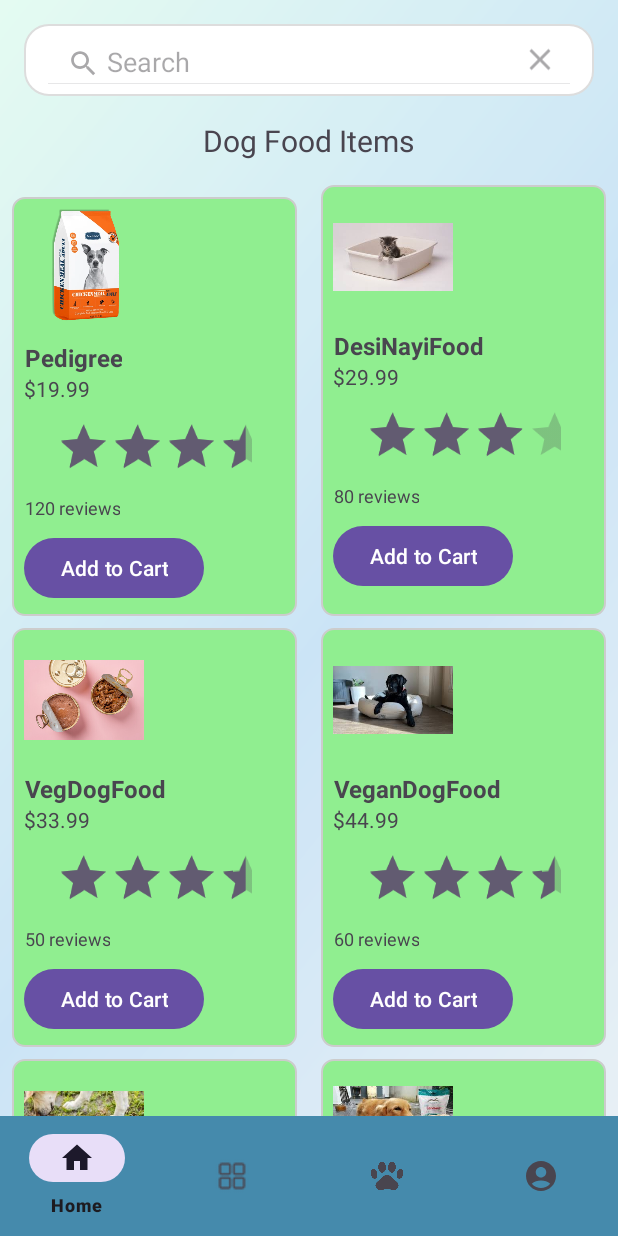
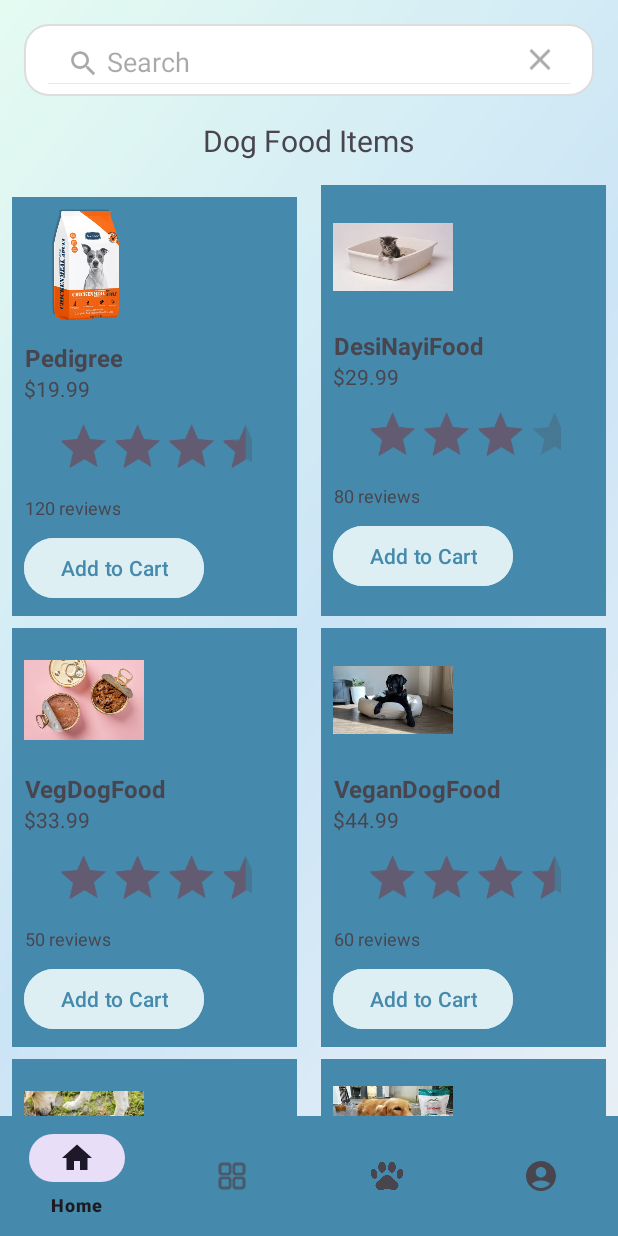
Before and after one commit to BhatVignesh/PawPal, an Android app: the screen it shows after launch once a user with an empty profile is signed in (MainActivity), after a tap on "Dog Food", on a phone screen of 412 x 824 dp. Run offline under Robolectric (Android 15) with nearby library versions, the phone set to English and light mode, and no system bars; our stand-ins replace Firebase (no records; nobody signed in at launch, a user with empty details on screens opened directly); libraries missing offline, so code that uses them is left out: com.denzcoskun.imageslider; 5 statements that could not run were skipped; 3 other taps on this screen came first.

Commit message:
uniform color blue

```diff
--- a/app/src/main/res/layout/item_dog_food.xml
+++ b/app/src/main/res/layout/item_dog_food.xml
@@ -1,7 +1,7 @@
 <LinearLayout xmlns:android="http://schemas.android.com/apk/res/android"
     android:layout_width="wrap_content"
     android:layout_height="wrap_content"
-    android:background="@drawable/category_background"
+    android:background="#458AAC"
     android:orientation="vertical"
     android:padding="8dp">
 
@@ -34,6 +34,7 @@
         android:layout_gravity="center"
         android:layout_marginTop="4dp"
         android:isIndicator="true"
+        android:outlineAmbientShadowColor="#DDEFF3"
         android:numStars="5"
         android:scaleX="0.75"
         android:scaleY="0.75"
@@ -51,5 +52,7 @@
         android:layout_width="wrap_content"
         android:layout_height="wrap_content"
         android:layout_marginTop="8dp"
+        android:backgroundTint="#DDEFF3"
+        android:textColor="#458AAC"
         android:text="@string/add_to_cart" />
 </LinearLayout>
```
